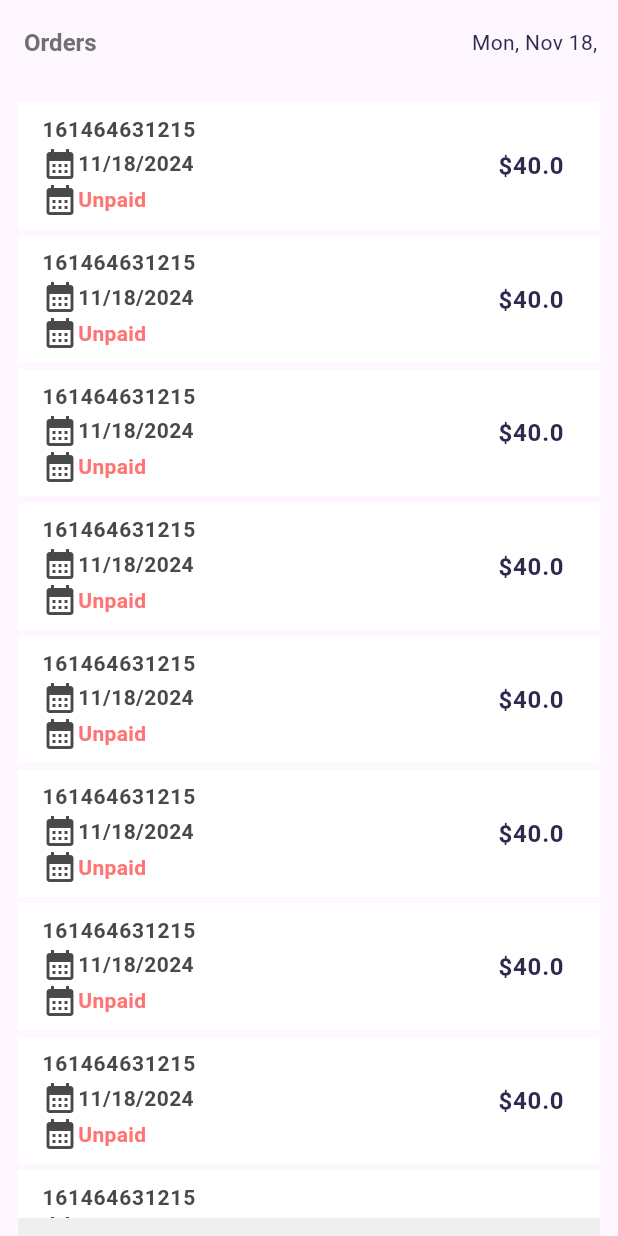
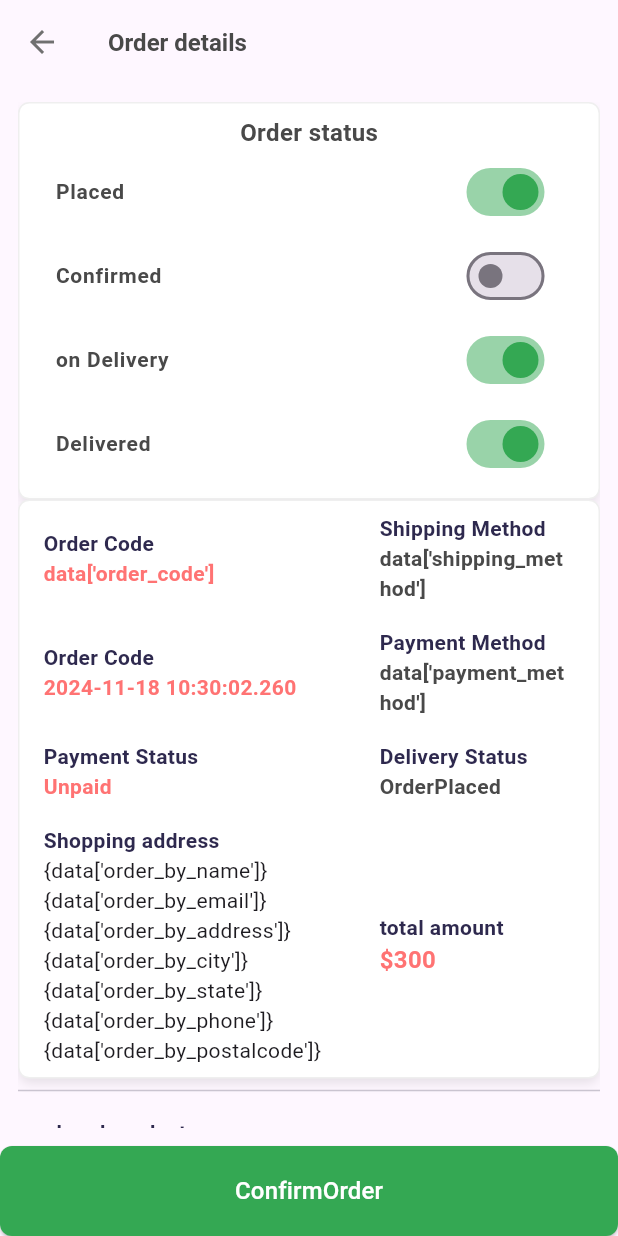
Before and after one commit to MDK301/e_comer_admin, a Flutter app: the OrdersScreen screen opened directly, after a tap on "161464631215", on a phone screen of 412 x 824 dp. Run offline on Flutter 3.47's test engine with Material 3 defaults, Android fonts, the phone set to English and light mode, and no system bars; our stand-ins replace firebase_core, get, velocity_x; accounts and stored records are empty.

Commit message:
24/30 no error

```diff
--- a/lib/const/strings.dart
+++ b/lib/const/strings.dart
@@ -27,6 +27,7 @@ const appname = "eMart Seller App",
     editProfile = "Edit Profile",
     popular = "Popular Products",
     settings = "Settings",
+    chat = "Chats",
     name = "User",
     credit = "NguoiDepTraiNhatTheGian";
 // shop settings strings
--- /dev/null
+++ b/lib/views/orders_screen/component/order_place.dart
@@ -0,0 +1,34 @@
+
+import 'package:e_comer_admin/const/const.dart';
+import 'package:e_comer_admin/views/widget/text_style.dart';
+
+Widget orderPlaceDetails({data, title1, title2, d1, d2}){
+  return Padding(padding: const EdgeInsets.symmetric(horizontal: 16.0,vertical: 8),
+    child: Row(
+      mainAxisAlignment: MainAxisAlignment.spaceBetween,
+      children: [
+        Column(
+          crossAxisAlignment: CrossAxisAlignment.start,
+          children: [
+            // "$title1".text.fontFamily(semibold).make(),
+            // "$d1".text.color(redColor).fontFamily(semibold).make()
+            boldText(text: "$title1", color: purpleColor),
+            boldText(text: "$d1", color: red)
+          ],
+        ),
+        SizedBox(
+          width: 130,
+          child: Column(
+            crossAxisAlignment: CrossAxisAlignment.start,
+            children: [
+              // "$title2".text.fontFamily(semibold).make(),
+              // "$d2".text.make(),
+              boldText(text: "$title2", color: purpleColor),
+              boldText(text: "$d2", color: fontGrey)
+            ],
+          ),
+        )
+      ],
+    ),
+  );
+}
--- /dev/null
+++ b/lib/views/orders_screen/order_detail.dart
@@ -0,0 +1,178 @@
+import 'package:e_comer_admin/const/const.dart';
+import 'package:e_comer_admin/views/orders_screen/component/order_place.dart';
+import 'package:e_comer_admin/views/widget/our_button.dart';
+import 'package:e_comer_admin/views/widget/text_style.dart';
+
+class OrderDetails extends StatelessWidget {
+  const OrderDetails({super.key});
+
+  @override
+  Widget build(BuildContext context) {
+    return Scaffold(
+      appBar: AppBar(
+        leading: IconButton(
+            onPressed: () {
+              Get.back();
+            },
+            icon: const Icon(Icons.arrow_back, color: darkGrey)), // IconButton
+        title: boldText(text: "Order details", color: fontGrey, size: 16.0),
+      ),bottomNavigationBar: SizedBox(
+      height: 60,
+      width: context.screenWidth,
+      child: ourButton(color: green, onPress: () {}, title: "ConfirmOrder"),
+    ),
+      body: Padding(
+        padding: const EdgeInsets.all(12.0),
+        child: SingleChildScrollView( // Wrap the main content with SingleChildScrollView
+          child: Column(
+            crossAxisAlignment: CrossAxisAlignment.start,
+            children: [
+              //order delivery status section
+              Visibility(
+                child: Column(
+
+                  children: [
+                    boldText(text: "Order status",color: fontGrey,size: 16.0),
+                    SwitchListTile(
+                      activeColor: green,
+                      value: true,
+                      onChanged: (value) {},
+                      title: boldText(text: "Placed", color: fontGrey),
+                    ),
+                    SwitchListTile(
+                      activeColor: green,
+                      value: false,
+                      onChanged: (value) {},
+                      title: boldText(text: "Confirmed", color: fontGrey),
+                    ),
+                    SwitchListTile(
+                      activeColor: green,
+                      value: true,
+                      onChanged: (value) {},
+                      title: boldText(text: "on Delivery", color: fontGrey),
+                    ),
+                    SwitchListTile(
+                      activeColor: green,
+                      value: true,
+                      onChanged: (value) {},
+                      title: boldText(text: "Delivered", color: fontGrey),
+                    ),
+
+
+                  ],
+
+                ).box.padding(EdgeInsets.all(8.0)).outerShadowMd.white.border(color: lightGrey).roundedSM.make(),
+              ),
+
+
+              //order detail section
+              Column(
+                children: [
+                  orderPlaceDetails(
+                      d1: "data['order_code']",
+                      d2: "data['shipping_method']",
+                      title1: "Order Code",
+                      title2: "Shipping Method"),
+                  orderPlaceDetails(
+                    // d1: intl.DateFormat()
+                    //     .add_yMd()
+                    //     .format(data['order_date'].toDate()),
+                      d1: DateTime.now(),
+                      d2: "data['payment_method']",
+                      title1: "Order Code",
+                      title2: "Payment Method"),
+                  orderPlaceDetails(
+                      d1: "Unpaid",
+                      d2: "OrderPlaced",
+                      title1: "Payment Status",
+                      title2: "Delivery Status"),
+                  Padding(
+                    padding: const EdgeInsets.symmetric(
+                        horizontal: 16.0, vertical: 8),
+                    child: Row(
+                      mainAxisAlignment: MainAxisAlignment.spaceBetween,
+                      children: [
+                        Column(
+                          crossAxisAlignment: CrossAxisAlignment.start,
+                          children: [
+                            // "Shipping Address".text.fontFamily(semibold).make(),
+                            boldText(
+                                text: "Shopping address", color: purpleColor),
+                            "{data['order_by_name']}".text.make(),
+                            "{data['order_by_email']}".text.make(),
+                            "{data['order_by_address']}".text.make(),
+                            "{data['order_by_city']}".text.make(),
+                            "{data['order_by_state']}".text.make(),
+                            "{data['order_by_phone']}".text.make(),
+                            "{data['order_by_postalcode']}".text.make(),
+                          ],
+                        ),
+                        SizedBox(
+                          width: 130,
+                          child: Column(
+                            mainAxisAlignment: MainAxisAlignment.start,
+                            crossAxisAlignment: CrossAxisAlignment.start,
+                            children: [
+                              boldText(
+                                  text: "total amount", color: purpleColor),
+                              boldText(
+                                  text: "\$300", color: red, size: 16.0),
+
+                              // "Total Amount".text.fontFamily(semibold).make(),
+                              // "${data['total_amount']}"
+                              //     .text
+                              //     .color(redColor)
+                              //     .fontFamily(bold)
+                              //     .make(),
+                            ],
+                          ),
+                        )
+                      ],
+                    ),
+                  ),
+                ],
+              ).box.outerShadowMd.white.border(color: lightGrey).roundedSM.make(),
+              const Divider(),
+              10.heightBox,
+              boldText(text: "oredered product", color: purpleColor),
+              10.heightBox,
+              ListView.builder( // Use ListView.builder for better performance
+                physics: const NeverScrollableScrollPhysics(),
+                shrinkWrap: true,
+                itemCount: 3, // Replace with the actual number of ordered products
+                itemBuilder: (context, index) {
+                  return Column(
+                    crossAxisAlignment: CrossAxisAlignment.start,
+                    children: [
+                      orderPlaceDetails(
+                        title1: "data['orders'][index]['title']",
+                        title2: " data['orders'][index]['tprice']",
+                        d1: "{data['orders'][index]['qty']}x",
+                        d2: "Refundable",
+                      ),
+                      Padding(
+                        padding: const EdgeInsets.symmetric(horizontal: 16),
+                        child: Container(
+                          width: 30,
+                          height: 20,
+                          color: purpleColor,
+                        ),
+                      ),
+                      const Divider(),
+                    ],
+                  );
+                },
+              )
+                  .box
+                  .outerShadowMd
+                  .white
+                  .margin(const EdgeInsets.only(bottom: 4))
+                  .make(),
+              20.heightBox,
+            ],
+          ),
+        ),
+      ),
+    );
+  }
+}
--- a/lib/views/orders_screen/orders_screen.dart
+++ b/lib/views/orders_screen/orders_screen.dart
@@ -1,4 +1,5 @@
 import 'package:e_comer_admin/const/const.dart';
+import 'package:e_comer_admin/views/orders_screen/order_detail.dart';
 import 'package:e_comer_admin/views/widget/appbar_widget.dart';
 import 'package:e_comer_admin/views/widget/text_style.dart';
 import 'package:intl/intl.dart' as intl;
@@ -18,7 +19,9 @@ class OrdersScreen extends StatelessWidget {
             children: List.generate(
               20,
               (index) => ListTile(
-                onTap: () {},
+                onTap: () {
+                  Get.to(()=>const OrderDetails());
+                },
                 tileColor: lightGrey,
                 shape: RoundedRectangleBorder(
                   borderRadius: BorderRadius.circular(1)
--- a/lib/views/widget/custom_textfield.dart
+++ b/lib/views/widget/custom_textfield.dart
@@ -1,8 +1,9 @@
 import 'package:e_comer_admin/const/const.dart';
 import 'package:e_comer_admin/views/widget/text_style.dart';
 
-Widget customTextField({label, hint, controller}) {
+Widget customTextField({label, hint, controller, isDesc=false}) {
   return TextFormField(
+    maxLines: isDesc ? 4: 1,
       decoration: InputDecoration(
     isDense: true,
     label: normalText(text: label),
```
Also changed, not shown: lib/views/messenger_screen/chat_screen.dart (added, +54 -0 lines), lib/views/messenger_screen/components/chat_bubble.dart (added, +34 -0 lines), lib/views/messenger_screen/messenger_screen.dart (added, +42 -0 lines), lib/views/products_screen/add_product.dart (added, +33 -0 lines), lib/views/products_screen/product_detail.dart (added, +107 -0 lines), lib/views/products_screen/products_screen.dart (+12 -6 lines), lib/views/profile_screen/profile_screen.dart (+18 -4 lines), lib/views/shop_screen/shop_setting_screen.dart (added, +51 -0 lines).
